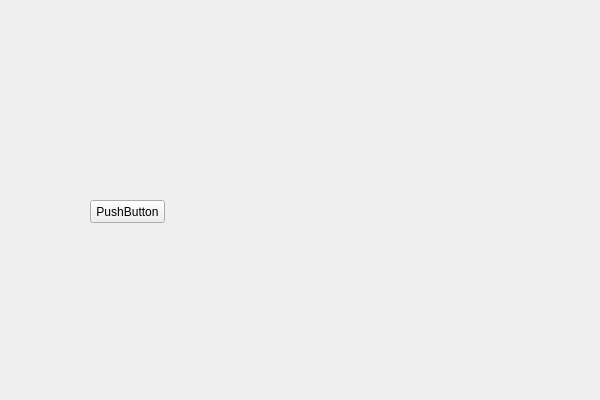
Old version of the form RMR_QT/RMR_QT.ui in the repository MarkMan0/RMR.
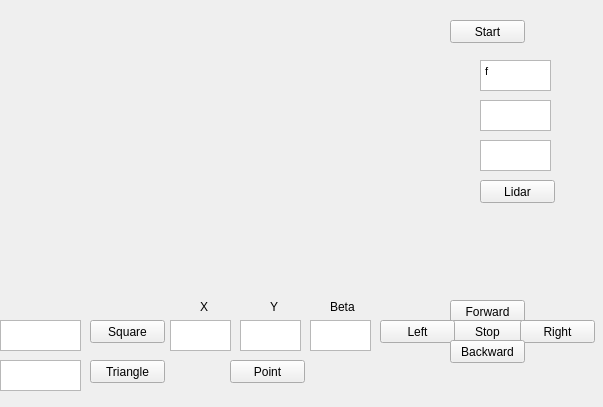
New version of the form.

What changed in the file:
```diff
--- a/RMR_QT/RMR_QT.ui
+++ b/RMR_QT/RMR_QT.ui
@@ -6,8 +6,8 @@
    <rect>
     <x>0</x>
     <y>0</y>
-    <width>600</width>
-    <height>400</height>
+    <width>603</width>
+    <height>407</height>
    </rect>
   </property>
   <property name="windowTitle">
@@ -16,14 +16,257 @@
   <widget class="QPushButton" name="pushButton">
    <property name="geometry">
     <rect>
+     <x>450</x>
+     <y>20</y>
+     <width>75</width>
+     <height>23</height>
+    </rect>
+   </property>
+   <property name="text">
+    <string>Start</string>
+   </property>
+  </widget>
+  <widget class="QPushButton" name="pushButtonForward">
+   <property name="geometry">
+    <rect>
+     <x>450</x>
+     <y>300</y>
+     <width>75</width>
+     <height>23</height>
+    </rect>
+   </property>
+   <property name="text">
+    <string>Forward</string>
+   </property>
+  </widget>
+  <widget class="QPushButton" name="pushButtonStop">
+   <property name="geometry">
+    <rect>
+     <x>450</x>
+     <y>320</y>
+     <width>75</width>
+     <height>23</height>
+    </rect>
+   </property>
+   <property name="text">
+    <string>Stop</string>
+   </property>
+  </widget>
+  <widget class="QPushButton" name="pushButtonLeft">
+   <property name="geometry">
+    <rect>
+     <x>380</x>
+     <y>320</y>
+     <width>75</width>
+     <height>23</height>
+    </rect>
+   </property>
+   <property name="text">
+    <string>Left</string>
+   </property>
+  </widget>
+  <widget class="QPushButton" name="pushButtonRight">
+   <property name="geometry">
+    <rect>
+     <x>520</x>
+     <y>320</y>
+     <width>75</width>
+     <height>23</height>
+    </rect>
+   </property>
+   <property name="text">
+    <string>Right</string>
+   </property>
+  </widget>
+  <widget class="QPushButton" name="pushButtonBackward">
+   <property name="geometry">
+    <rect>
+     <x>450</x>
+     <y>340</y>
+     <width>75</width>
+     <height>23</height>
+    </rect>
+   </property>
+   <property name="text">
+    <string>Backward</string>
+   </property>
+  </widget>
+  <widget class="QTextEdit" name="textEditLeft">
+   <property name="geometry">
+    <rect>
+     <x>480</x>
+     <y>60</y>
+     <width>71</width>
+     <height>31</height>
+    </rect>
+   </property>
+   <property name="html">
+    <string>&lt;!DOCTYPE HTML PUBLIC &quot;-//W3C//DTD HTML 4.0//EN&quot; &quot;http://www.w3.org/TR/REC-html40/strict.dtd&quot;&gt;
+&lt;html&gt;&lt;head&gt;&lt;meta name=&quot;qrichtext&quot; content=&quot;1&quot; /&gt;&lt;style type=&quot;text/css&quot;&gt;
+p, li { white-space: pre-wrap; }
+&lt;/style&gt;&lt;/head&gt;&lt;body style=&quot; font-family:'MS Shell Dlg 2'; font-size:8.25pt; font-weight:400; font-style:normal;&quot;&gt;
+&lt;p style=&quot; margin-top:0px; margin-bottom:0px; margin-left:0px; margin-right:0px; -qt-block-indent:0; text-indent:0px;&quot;&gt;f&lt;/p&gt;&lt;/body&gt;&lt;/html&gt;</string>
+   </property>
+  </widget>
+  <widget class="QPushButton" name="pushButtonSquare">
+   <property name="geometry">
+    <rect>
      <x>90</x>
-     <y>200</y>
+     <y>320</y>
      <width>75</width>
      <height>23</height>
     </rect>
    </property>
    <property name="text">
-    <string>PushButton</string>
+    <string>Square</string>
+   </property>
+  </widget>
+  <widget class="QTextEdit" name="textEditSquare">
+   <property name="geometry">
+    <rect>
+     <x>0</x>
+     <y>320</y>
+     <width>81</width>
+     <height>31</height>
+    </rect>
+   </property>
+  </widget>
+  <widget class="QTextEdit" name="textEditTriangle">
+   <property name="geometry">
+    <rect>
+     <x>0</x>
+     <y>360</y>
+     <width>81</width>
+     <height>31</height>
+    </rect>
+   </property>
+  </widget>
+  <widget class="QTextEdit" name="textEditX">
+   <property name="geometry">
+    <rect>
+     <x>170</x>
+     <y>320</y>
+     <width>61</width>
+     <height>31</height>
+    </rect>
+   </property>
+  </widget>
+  <widget class="QTextEdit" name="textEditRight">
+   <property name="geometry">
+    <rect>
+     <x>480</x>
+     <y>100</y>
+     <width>71</width>
+     <height>31</height>
+    </rect>
+   </property>
+  </widget>
+  <widget class="QTextEdit" name="textEditAngle">
+   <property name="geometry">
+    <rect>
+     <x>480</x>
+     <y>140</y>
+     <width>71</width>
+     <height>31</height>
+    </rect>
+   </property>
+  </widget>
+  <widget class="QLabel" name="label">
+   <property name="geometry">
+    <rect>
+     <x>200</x>
+     <y>300</y>
+     <width>47</width>
+     <height>13</height>
+    </rect>
+   </property>
+   <property name="text">
+    <string>X</string>
+   </property>
+  </widget>
+  <widget class="QPushButton" name="pushButtonTriangle">
+   <property name="geometry">
+    <rect>
+     <x>90</x>
+     <y>360</y>
+     <width>75</width>
+     <height>23</height>
+    </rect>
+   </property>
+   <property name="text">
+    <string>Triangle</string>
+   </property>
+  </widget>
+  <widget class="QTextEdit" name="textEditY">
+   <property name="geometry">
+    <rect>
+     <x>240</x>
+     <y>320</y>
+     <width>61</width>
+     <height>31</height>
+    </rect>
+   </property>
+  </widget>
+  <widget class="QLabel" name="label_2">
+   <property name="geometry">
+    <rect>
+     <x>270</x>
+     <y>300</y>
+     <width>47</width>
+     <height>13</height>
+    </rect>
+   </property>
+   <property name="text">
+    <string>Y</string>
+   </property>
+  </widget>
+  <widget class="QTextEdit" name="textEditBeta">
+   <property name="geometry">
+    <rect>
+     <x>310</x>
+     <y>320</y>
+     <width>61</width>
+     <height>31</height>
+    </rect>
+   </property>
+  </widget>
+  <widget class="QLabel" name="label_3">
+   <property name="geometry">
+    <rect>
+     <x>330</x>
+     <y>300</y>
+     <width>47</width>
+     <height>13</height>
+    </rect>
+   </property>
+   <property name="text">
+    <string>Beta</string>
+   </property>
+  </widget>
+  <widget class="QPushButton" name="pushButtonPoint">
+   <property name="geometry">
+    <rect>
+     <x>230</x>
+     <y>360</y>
+     <width>75</width>
+     <height>23</height>
+    </rect>
+   </property>
+   <property name="text">
+    <string>Point</string>
+   </property>
+  </widget>
+  <widget class="QPushButton" name="pushButtonLidar">
+   <property name="geometry">
+    <rect>
+     <x>480</x>
+     <y>180</y>
+     <width>75</width>
+     <height>23</height>
+    </rect>
+   </property>
+   <property name="text">
+    <string>Lidar</string>
    </property>
   </widget>
  </widget>
```
Left out of the diff: 2 changed lines with no effect on the pictures.
